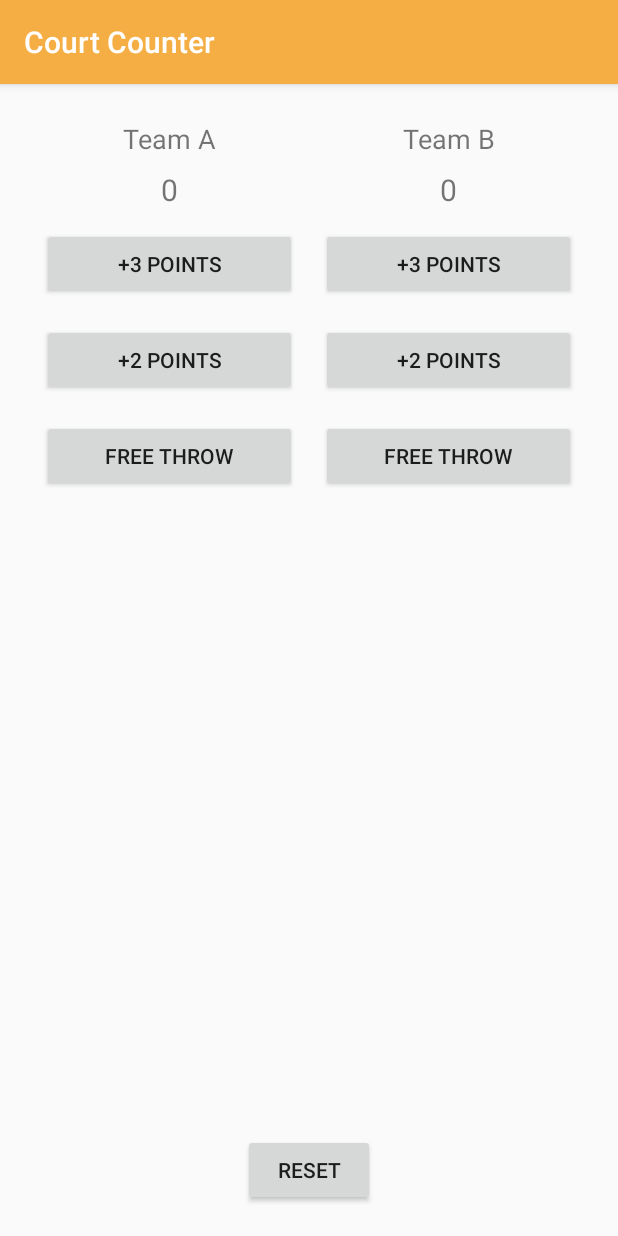
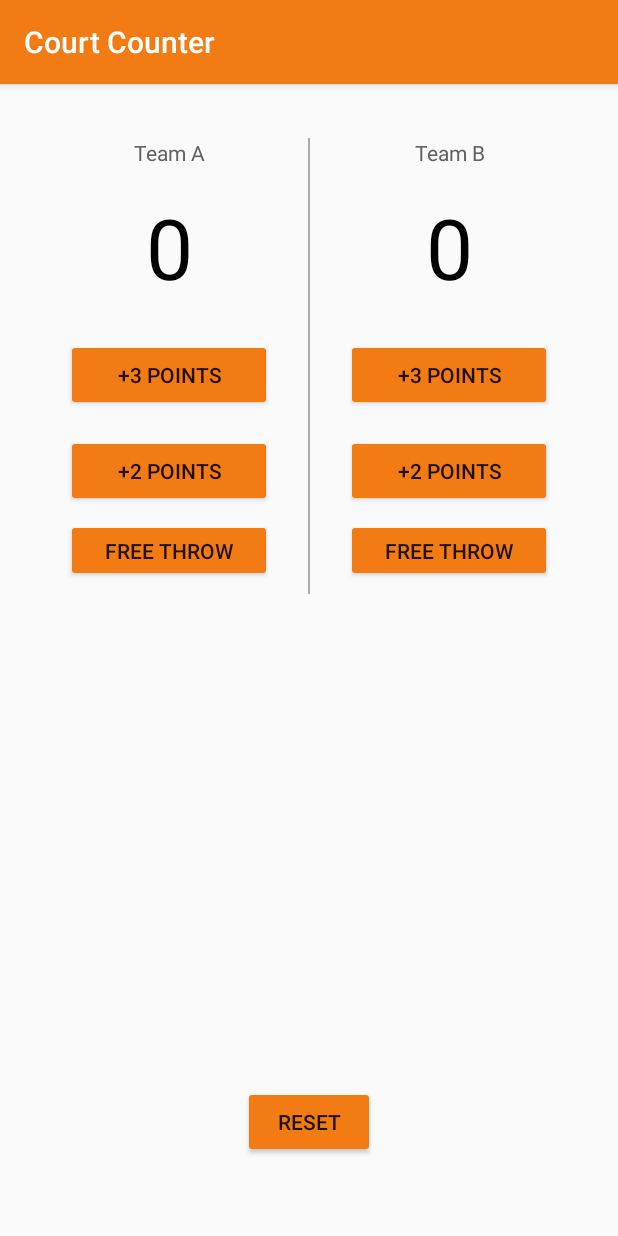
Before and after one commit to tuxkeren/CourtCounter, an Android app: the screen it shows after launch (MainActivity), on a phone screen of 412 x 824 dp. Run offline under Robolectric (Android 15) with nearby library versions, the phone set to English and light mode, and no system bars.

Commit message:
Commit ke 2

```diff
--- a/app/src/main/res/layout/activity_main.xml
+++ b/app/src/main/res/layout/activity_main.xml
@@ -8,7 +8,7 @@
 
     <LinearLayout
         android:layout_width="match_parent"
-        android:layout_height="match_parent"
+        android:layout_height="320dp"
         android:orientation="horizontal">
 
         <LinearLayout
@@ -22,25 +22,29 @@
                 android:layout_width="match_parent"
                 android:layout_height="wrap_content"
                 android:text="Team A"
-                android:textSize="18sp"
+                android:textColor="#616161"
+                android:textSize="14sp"
                 android:gravity="center_horizontal"
-                android:padding="4dp"/>
+                android:padding="16dp"/>
 
             <TextView
                 android:id="@+id/team_a_score"
                 android:layout_width="match_parent"
                 android:layout_height="wrap_content"
                 android:text="0"
-                android:textSize="20sp"
+                android:textSize="56sp"
+                android:textColor="@android:color/black"
                 android:gravity="center_horizontal"
-                android:padding="4dp"/>
+                android:paddingBottom="24dp"/>
 
             <Button
                 android:layout_width="match_parent"
                 android:layout_height="wrap_content"
                 android:text="+3 Points"
                 android:padding="4dp"
-                android:layout_margin="8dp"
+                android:layout_marginLeft="24dp"
+                android:layout_marginRight="24dp"
+                android:layout_marginBottom="8dp"
                 android:onClick="addThreeForTeamA"/>
 
             <Button
@@ -48,7 +52,10 @@
                 android:layout_height="wrap_content"
                 android:text="+2 Points"
                 android:padding="4dp"
-                android:layout_margin="8dp"
+                android:layout_marginTop="8dp"
+                android:layout_marginLeft="24dp"
+                android:layout_marginRight="24dp"
+                android:layout_marginBottom="8dp"
                 android:onClick="addTwoForTeamA"/>
 
             <Button
@@ -56,41 +63,53 @@
                 android:layout_height="wrap_content"
                 android:text="Free Throw"
                 android:padding="4dp"
-                android:layout_margin="8dp"
+                android:layout_marginLeft="24dp"
+                android:layout_marginRight="24dp"
+                android:layout_marginBottom="8dp"
                 android:onClick="addOneForTeamA"/>
 
         </LinearLayout>
 
+        <View
+            android:layout_width="1dp"
+            android:layout_height="match_parent"
+            android:background="@android:color/darker_gray"
+            android:layout_marginTop="16dp" />
+
         <LinearLayout
-            android:layout_weight="1"
             android:layout_width="0dp"
             android:layout_height="match_parent"
+            android:layout_weight="1"
             android:orientation="vertical"
             tools:context="com.juallinux.atha.courtcounter.MainActivity">
 
             <TextView
                 android:layout_width="match_parent"
                 android:layout_height="wrap_content"
+                android:gravity="center_horizontal"
+                android:padding="16dp"
                 android:text="Team B"
-                android:textSize="18sp"
-                android:gravity="center_horizontal"
-                android:padding="4dp"/>
+                android:textColor="#616161"
+                android:textSize="14sp" />
 
             <TextView
                 android:id="@+id/team_b_score"
                 android:layout_width="match_parent"
                 android:layout_height="wrap_content"
+                android:gravity="center_horizontal"
+                android:paddingBottom="24dp"
                 android:text="0"
-                android:textSize="20sp"
-                android:gravity="center_horizontal"
-                android:padding="4dp"/>
+                android:textColor="@android:color/black"
+                android:textSize="56sp" />
 
             <Button
                 android:layout_width="match_parent"
                 android:layout_height="wrap_content"
                 android:text="+3 Points"
                 android:padding="4dp"
-                android:layout_margin="8dp"
+                android:layout_marginLeft="24dp"
+                android:layout_marginRight="24dp"
+                android:layout_marginBottom="8dp"
                 android:onClick="addThreeForTeamB"/>
 
             <Button
@@ -98,7 +117,10 @@
                 android:layout_height="wrap_content"
                 android:text="+2 Points"
                 android:padding="4dp"
-                android:layout_margin="8dp"
+                android:layout_marginTop="8dp"
+                android:layout_marginLeft="24dp"
+                android:layout_marginRight="24dp"
+                android:layout_marginBottom="8dp"
                 android:onClick="addTwoForTeamB"/>
 
             <Button
@@ -106,7 +128,9 @@
                 android:layout_height="wrap_content"
                 android:text="Free Throw"
                 android:padding="4dp"
-                android:layout_margin="8dp"
+                android:layout_marginLeft="24dp"
+                android:layout_marginRight="24dp"
+                android:layout_marginBottom="8dp"
                 android:onClick="addOneForTeamB"/>
 
         </LinearLayout>
@@ -119,6 +143,7 @@
         android:text="Reset"
         android:layout_alignParentBottom="true"
         android:layout_centerHorizontal="true"
-        android:onClick="resetScore"/>
+        android:onClick="resetScore"
+        android:layout_marginBottom="32dp"/>
 
 </RelativeLayout>
--- a/app/src/main/res/values/colors.xml
+++ b/app/src/main/res/values/colors.xml
@@ -1,6 +1,6 @@
 <?xml version="1.0" encoding="utf-8"?>
 <resources>
-    <color name="colorPrimary">#f5ae44</color>
-    <color name="colorPrimaryDark">#f5ae44</color>
+    <color name="colorPrimary">#f27b13</color>
+    <color name="colorPrimaryDark">#f27b13</color>
     <color name="colorAccent">#FF4081</color>
 </resources>
--- a/app/src/main/res/values/styles.xml
+++ b/app/src/main/res/values/styles.xml
@@ -6,6 +6,7 @@
         <item name="colorPrimary">@color/colorPrimary</item>
         <item name="colorPrimaryDark">@color/colorPrimaryDark</item>
         <item name="colorAccent">@color/colorAccent</item>
+        <item name="colorButtonNormal">@color/colorPrimary</item>
     </style>
 
 </resources>
```
